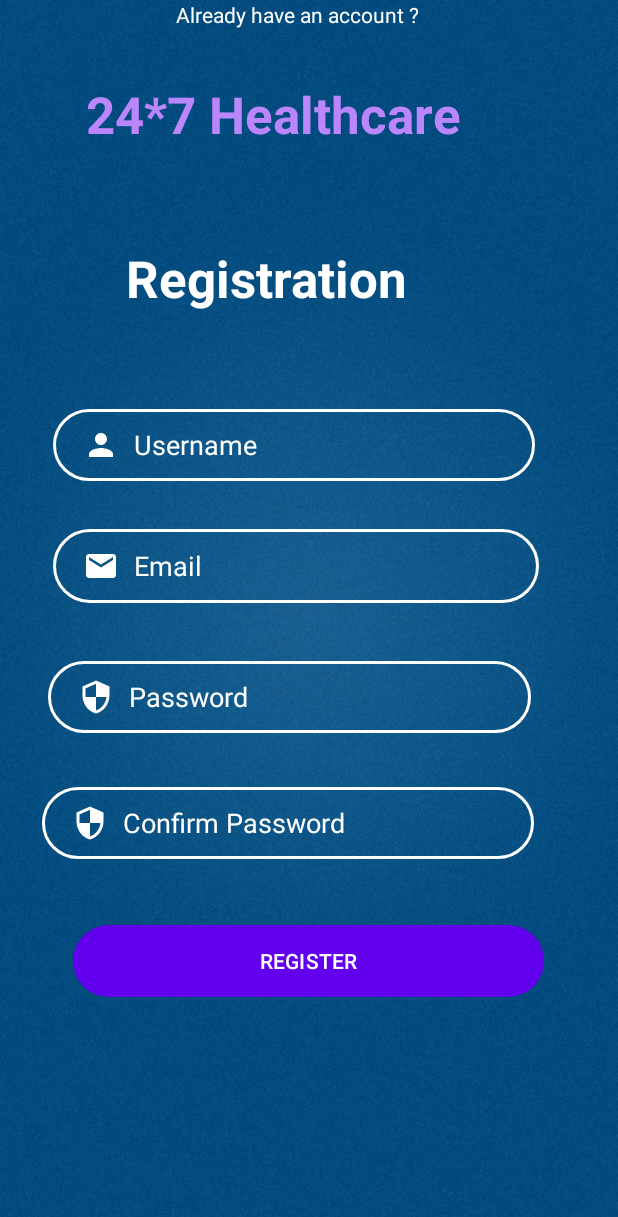
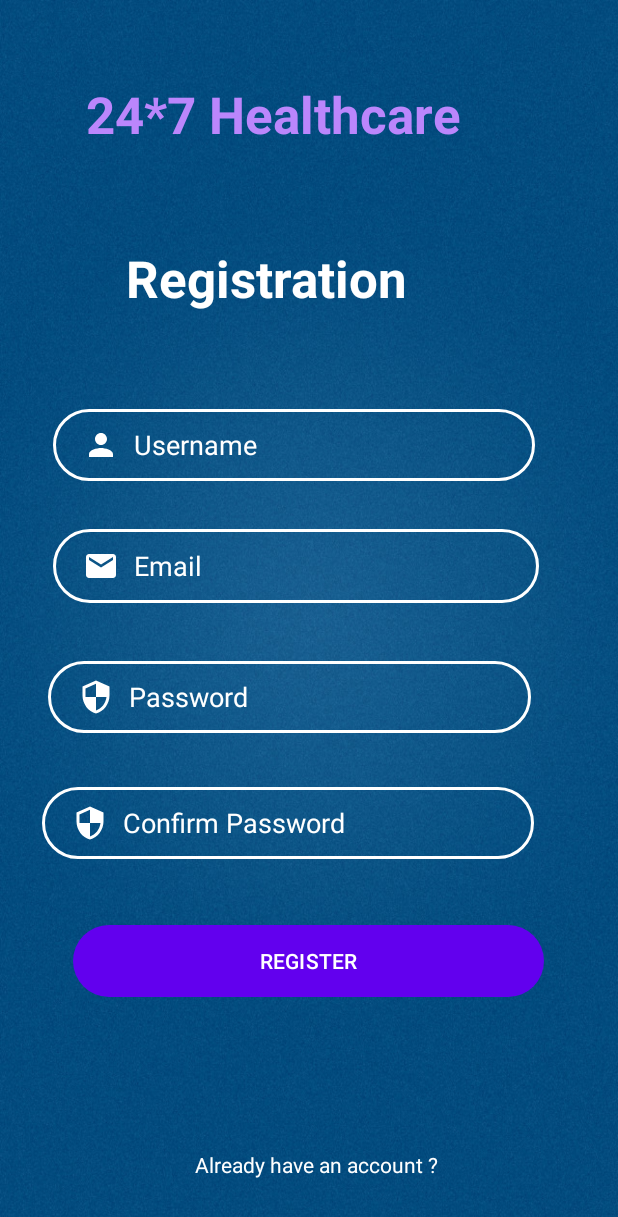
Before and after one commit to BouoniManar/AppAndroidHealthcare, an Android app: the RegisterActivity screen opened directly, with no data from a screen before it, on a phone screen of 412 x 824 dp. Shown: the top 1217 px of the screen. Run offline under Robolectric (Android 15) with nearby library versions, the phone set to English and light mode, and no system bars.

```diff
--- a/app/src/main/AndroidManifest.xml
+++ b/app/src/main/AndroidManifest.xml
@@ -13,6 +13,9 @@
         android:theme="@style/Theme.HealthCareApplication"
         tools:targetApi="31">
         <activity
+            android:name=".HomeActivity"
+            android:exported="false" />
+        <activity
             android:name=".RegisterActivity"
             android:exported="false" />
         <activity
--- a/app/src/main/java/com/example/healthcareapplication/RegisterActivity.java
+++ b/app/src/main/java/com/example/healthcareapplication/RegisterActivity.java
@@ -43,14 +43,14 @@ public class RegisterActivity extends AppCompatActivity {
                 String password = edPassword.getText().toString();
                 String email = edEmail.getText().toString();
                 String confirm = edConfirm.getText().toString();
-
+                Database db = new Database(getApplicationContext(), "healthcare", null,  1);
                 if (username.length() == 0 || password.length() == 0 || email.length() == 0 || confirm.length() == 0) {
                     Toast.makeText(getApplicationContext(), "Please fill All details ", Toast.LENGTH_SHORT).show();
 
                 } else {
                     if (password.compareTo(confirm) == 0) {
                         if (isValid(password)) {
-
+                            db.register(username,email,password);
                             Toast.makeText(getApplicationContext(), "Record Inserted", Toast.LENGTH_SHORT).show();
                             startActivity(new Intent(RegisterActivity.this, LoginActivity.class));
                         } else {
--- a/app/src/main/res/layout/activity_register.xml
+++ b/app/src/main/res/layout/activity_register.xml
@@ -140,13 +140,15 @@
 
     <TextView
         android:id="@+id/textViewExistingUser"
-        android:layout_width="176dp"
-        android:layout_height="35dp"
+        android:layout_width="165dp"
+        android:layout_height="33dp"
         android:layout_marginTop="24dp"
+        android:layout_marginBottom="24dp"
         android:text="Already have an account ?"
         android:textColor="@color/colorWhite"
+        app:layout_constraintBottom_toBottomOf="parent"
         app:layout_constraintEnd_toEndOf="parent"
-        app:layout_constraintHorizontal_bias="0.498"
+        app:layout_constraintHorizontal_bias="0.528"
         app:layout_constraintStart_toStartOf="parent"
         app:layout_constraintTop_toBottomOf="@+id/buttonLogin" />
 </androidx.constraintlayout.widget.ConstraintLayout>
```
Also changed, not shown: app/src/main/java/com/example/healthcareapplication/Database.java (added, +52 -0 lines), app/src/main/java/com/example/healthcareapplication/HomeActivity.java (added, +14 -0 lines), app/src/main/java/com/example/healthcareapplication/LoginActivity.java (+17 -2 lines), app/src/main/res/layout/activity_home.xml (added, +11 -0 lines).
